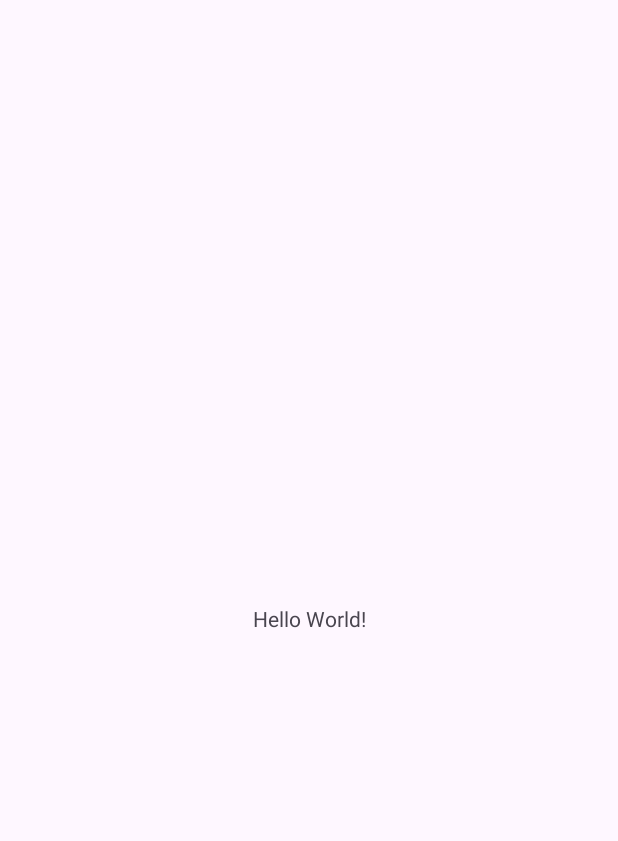
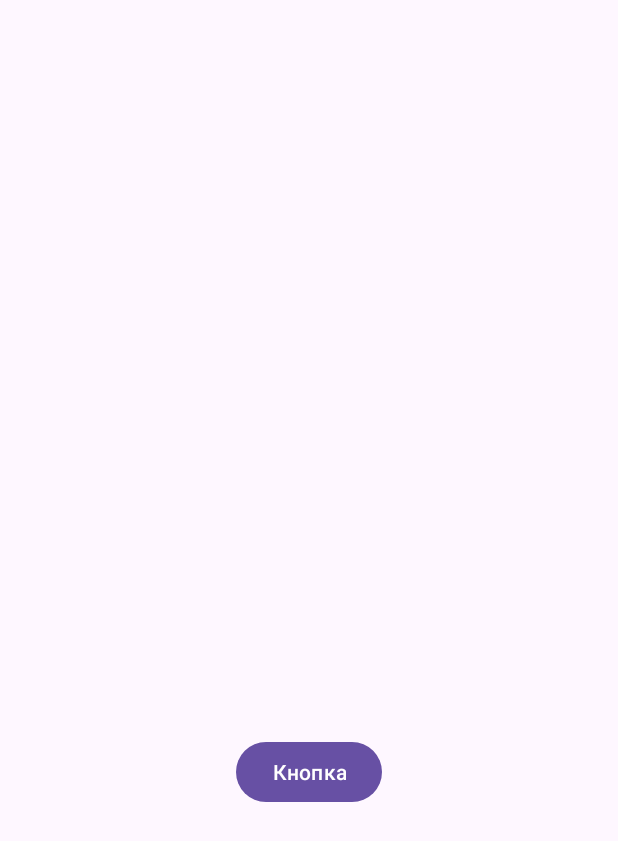
Before and after one commit to t1sh3happy/TestTasks, an Android app: the screen it shows after launch (MainActivity), on a phone screen of 412 x 824 dp. Before the commit the part shown is almost empty. Shown: the top 841 px of the screen. Run offline under Robolectric (Android 15) with nearby library versions, the phone set to English and light mode, and no system bars.

Commit message:
Подготовил решение 4 задачи

```diff
--- a/app/src/main/java/ru/emkucherenko/testtasks/MainActivity.kt
+++ b/app/src/main/java/ru/emkucherenko/testtasks/MainActivity.kt
@@ -1,10 +1,16 @@
 package ru.emkucherenko.testtasks
 
+import android.Manifest
+import android.content.Intent
+import android.content.pm.PackageManager
+import android.os.Build
 import android.os.Bundle
+import android.util.Log
+import android.widget.Button
 import androidx.activity.enableEdgeToEdge
 import androidx.appcompat.app.AppCompatActivity
-import androidx.core.view.ViewCompat
-import androidx.core.view.WindowInsetsCompat
+
+const val TAG = "Task4"
 
 class MainActivity : AppCompatActivity() {
     override fun onCreate(savedInstanceState: Bundle?) {
@@ -12,5 +18,19 @@ class MainActivity : AppCompatActivity() {
         enableEdgeToEdge()
         setContentView(R.layout.activity_main)
 
+        if (Build.VERSION.SDK_INT >= Build.VERSION_CODES.TIRAMISU) {
+
+            if (checkSelfPermission(Manifest.permission.POST_NOTIFICATIONS) != PackageManager.PERMISSION_GRANTED) {
+                requestPermissions(arrayOf(Manifest.permission.POST_NOTIFICATIONS), 101)
+            }
+        }
+
+        findViewById<Button>(R.id.mybutton).setOnClickListener {
+            Log.i(TAG, "MainActivity: кнопка нажата, поток=${Thread.currentThread().name}")
+            val intent1 = Intent(
+                this, FirstService::class.java
+            )
+            startService(intent1)
+        }
     }
 }
--- a/app/src/main/res/layout/activity_main.xml
+++ b/app/src/main/res/layout/activity_main.xml
@@ -7,13 +7,15 @@
     android:layout_height="match_parent"
     tools:context=".MainActivity">
 
-    <TextView
+    <Button
+        android:id="@+id/mybutton"
         android:layout_width="wrap_content"
         android:layout_height="wrap_content"
-        android:text="Hello World!"
+        android:text="@string/myButton"
         app:layout_constraintBottom_toBottomOf="parent"
         app:layout_constraintEnd_toEndOf="parent"
         app:layout_constraintStart_toStartOf="parent"
-        app:layout_constraintTop_toTopOf="parent" />
+        app:layout_constraintTop_toTopOf="parent"
+        app:layout_constraintVertical_bias="0.632" />
 
 </androidx.constraintlayout.widget.ConstraintLayout>
--- a/app/src/main/res/values/strings.xml
+++ b/app/src/main/res/values/strings.xml
@@ -1,3 +1,5 @@
 <resources>
     <string name="app_name">TestTasks4</string>
+    <string name="myButton">Кнопка</string>
+
 </resources>
```
Also changed, not shown: app/src/main/AndroidManifest.xml (+12 -1 lines), app/src/main/java/ru/emkucherenko/testtasks/FirstService.kt (added, +33 -0 lines), app/src/main/java/ru/emkucherenko/testtasks/SecondService.kt (added, +67 -0 lines).
